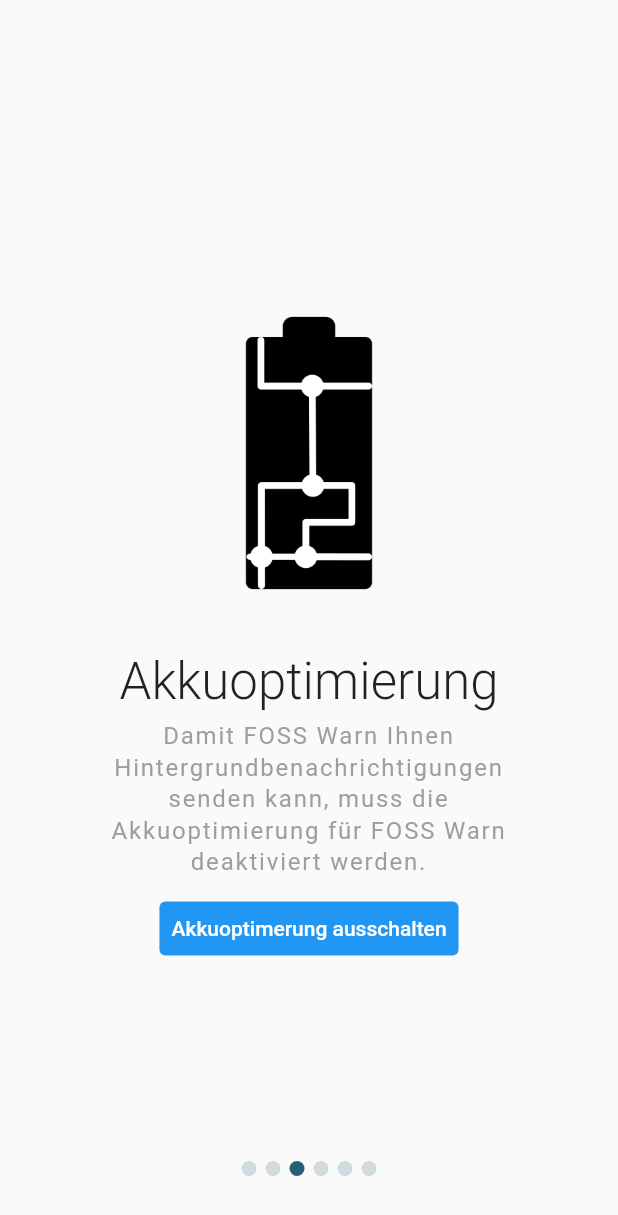
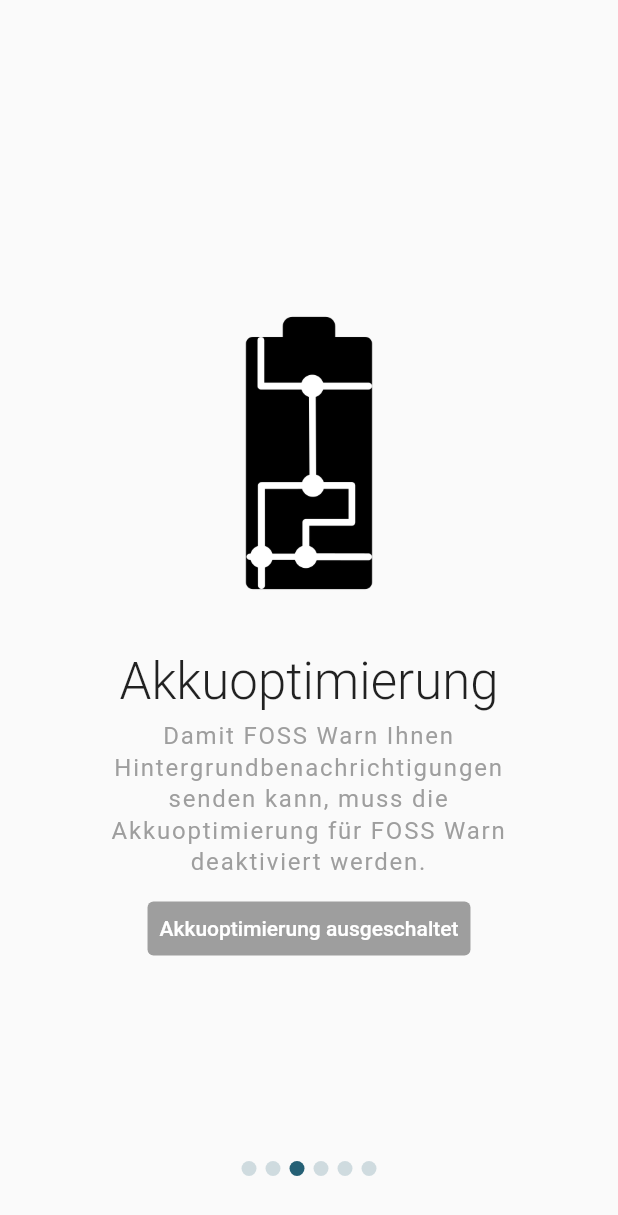
Before and after one commit to nucleus-ffm/foss_warn, a Flutter app: the screen it shows after launch, swiped to page 3, on a phone screen of 412 x 824 dp. Shown: the top 1215 px of the screen. Run offline on Flutter 3.47's test engine with Material 2 defaults, Android fonts, the phone set to English and light mode, and no system bars; our stand-ins replace flutter_local_notifications, rxdart, share_plus, shared_preferences; missing offline and left inert: android_alarm_manager_plus, app_settings, shared_preferences_android.

Commit message:
Use isBatteryOptimizationEnabled() in WelcomeView
To disable the for removing battery optimization if excemption was granted in dialog/already given

```diff
--- a/lib/views/WelcomeView.dart
+++ b/lib/views/WelcomeView.dart
@@ -14,19 +14,43 @@ class WelcomeView extends StatefulWidget {
   _WelcomeViewState createState() => _WelcomeViewState();
 }
 
-class _WelcomeViewState extends State<WelcomeView> {
-  double currentPage = 0.0;
+class _WelcomeViewState extends State<WelcomeView> with WidgetsBindingObserver {
+  double _currentPage = 0.0;
   final _pageViewController = new PageController();
-  final platform = const MethodChannel('flutter.native/helper');
+  final _platform = const MethodChannel('flutter.native/helper');
+  late Future<bool> _batteryOptimizationFuture;
+
+  @override
+  void initState() {
+    super.initState();
+    WidgetsBinding.instance.addObserver(this);
+    setState(() {
+      _batteryOptimizationFuture = this._isBatteryOptimizationEnabled();
+    });
+  }
+
+  @override
+  void dispose() {
+    WidgetsBinding.instance.removeObserver(this);
+    super.dispose();
+  }
+
+  void didChangeAppLifecycleState(AppLifecycleState state) async {
+    if (state == AppLifecycleState.resumed) {
+      setState(() {
+        _batteryOptimizationFuture = this._isBatteryOptimizationEnabled();
+      });
+    }
+  }
 
   @override
   Widget build(BuildContext context) {
     _pageViewController.addListener(() {
       setState(() {
-        currentPage = _pageViewController.page!;
+        _currentPage = _pageViewController.page!;
       });
     });
-    final isLastSlide = currentPage == welcomeScreenItems.length - 1;
+    final isLastSlide = _currentPage == welcomeScreenItems.length - 1;
 
     return Scaffold(
       body: Container(
@@ -37,7 +61,7 @@ class _WelcomeViewState extends State<WelcomeView> {
               controller: _pageViewController,
               itemCount: welcomeScreenItems.length,
               itemBuilder: (BuildContext context, int index) =>
-                  buildSlide(index),
+                  _buildSlide(index),
             ),
             Align(
                 alignment: Alignment.bottomCenter,
@@ -66,7 +90,7 @@ class _WelcomeViewState extends State<WelcomeView> {
                           ),
                           style: TextButton.styleFrom(
                               backgroundColor: Colors.blue))
-                      : buildStepsIndicator(),
+                      : _buildStepsIndicator(),
                 ))
           ],
         ),
@@ -74,7 +98,7 @@ class _WelcomeViewState extends State<WelcomeView> {
     );
   }
 
-  Widget buildSlide(int index) {
+  Widget _buildSlide(int index) {
     WelcomeScreenItem item = welcomeScreenItems[index];
 
     return Container(
@@ -118,7 +142,7 @@ class _WelcomeViewState extends State<WelcomeView> {
                       SizedBox(
                         height: 10,
                       ),
-                      buildActionButtons(item.action)
+                      _buildActionButtons(item.action)
                     ],
                   ),
                 ),
@@ -128,20 +152,41 @@ class _WelcomeViewState extends State<WelcomeView> {
         ));
   }
 
-  Widget buildActionButtons(String? action) {
+  Widget _buildActionButtons(String? action) {
     switch (action) {
       case "batteryOptimization":
         return Row(
           mainAxisAlignment: MainAxisAlignment.center,
           children: [
-            TextButton(
-              onPressed: () => showIgnoreBatteryOptimizationDialog(),
-              child: Text(
-                "Akkuoptimerung ausschalten",
-                style: TextStyle(color: Colors.white),
-              ),
-              style: TextButton.styleFrom(backgroundColor: Colors.blue),
-            )
+            FutureBuilder<bool>(
+                future: _batteryOptimizationFuture,
+                builder: (context, snapshot) {
+                  if (snapshot.connectionState == ConnectionState.done) {
+                    if (snapshot.hasData) {
+                      final bool batteryOptimizationEnabled = snapshot.data!;
+                      return TextButton(
+                        onPressed: batteryOptimizationEnabled
+                            ? () => _showIgnoreBatteryOptimizationDialog()
+                            : null,
+                        child: Text(
+                          batteryOptimizationEnabled
+                              ? "Akkuoptimerung ausschalten"
+                              : "Akkuoptimierung ausgeschaltet",
+                          style: TextStyle(color: Colors.white),
+                        ),
+                        style: TextButton.styleFrom(
+                            backgroundColor: batteryOptimizationEnabled
+                                ? Colors.blue
+                                : Colors.grey),
+                      );
+                    } else {
+                      print(
+                          "Error getting battery optimization status: ${snapshot.error}");
+                      return Text("Error", style: TextStyle(color: Colors.red));
+                    }
+                  } else
+                    return CircularProgressIndicator();
+                })
           ],
         );
       case "disclaimer":
@@ -180,24 +225,7 @@ class _WelcomeViewState extends State<WelcomeView> {
     }
   }
 
-  Future<void> showIgnoreBatteryOptimizationDialog() async {
-    try {
-      await platform.invokeMethod("showIgnoreBatteryOptimizationDialog");
-    } on PlatformException catch (e) {
-      print(e);
-    }
-  }
-
-  Future<bool> isBatteryOptimizationEnabled() async {
-    try {
-      return await platform.invokeMethod("isBatteryOptimizationEnabled");
-    } on PlatformException catch (e) {
-      print(e);
-    }
-    return false;
-  }
-
-  Widget buildStepsIndicator() {
+  Widget _buildStepsIndicator() {
     return Row(
       mainAxisAlignment: MainAxisAlignment.center,
       children: List.generate(
@@ -207,11 +235,30 @@ class _WelcomeViewState extends State<WelcomeView> {
                 height: 10.0,
                 width: 10.0,
                 decoration: BoxDecoration(
-                    color: currentPage.round() == index
+                    color: _currentPage.round() == index
                         ? Color(0XFF256075)
                         : Color(0XFF256075).withOpacity(0.2),
                     borderRadius: BorderRadius.circular(10.0)),
               )),
     );
   }
+
+  Future<void> _showIgnoreBatteryOptimizationDialog() async {
+    try {
+      await _platform.invokeMethod("showIgnoreBatteryOptimizationDialog");
+    } on PlatformException catch (e) {
+      print(e);
+    }
+
+    // reloading the battery optimization status happens in _WelcomeViewState#didChangeAppLifecycleState
+  }
+
+  Future<bool> _isBatteryOptimizationEnabled() async {
+    try {
+      return await _platform.invokeMethod("isBatteryOptimizationEnabled");
+    } on PlatformException catch (e) {
+      print(e);
+      return false;
+    }
+  }
 }
```
Also changed, not shown: 1 other file.
